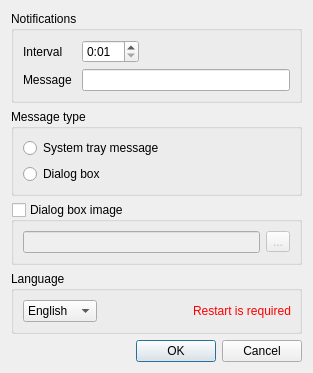
The window that restnotifier/settingsdialog.ui (swarmer/restnotifier) describes before a commit, drawn with Qt 5.
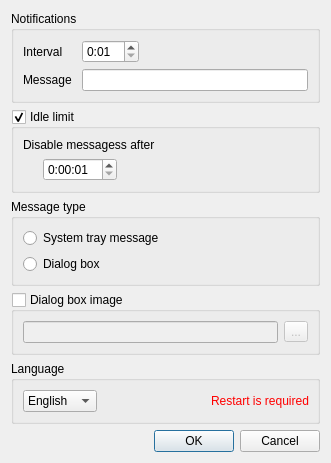
The same window after the commit. Icons and pictures are not drawn.

Commit message: Add idle time settings

```diff
--- a/restnotifier/settingsdialog.ui
+++ b/restnotifier/settingsdialog.ui
@@ -6,8 +6,8 @@
    <rect>
     <x>0</x>
     <y>0</y>
-    <width>313</width>
-    <height>337</height>
+    <width>331</width>
+    <height>419</height>
    </rect>
   </property>
   <property name="windowTitle">
@@ -17,11 +17,11 @@
    <iconset resource="icons.qrc">
     <normaloff>:/cloud.png</normaloff>:/cloud.png</iconset>
   </property>
-  <layout class="QGridLayout" name="gridLayout">
+  <layout class="QGridLayout" name="gridLayout_2">
    <item row="0" column="0">
     <widget class="QGroupBox" name="groupBox">
      <property name="sizePolicy">
-      <sizepolicy hsizetype="Preferred" vsizetype="Maximum">
+      <sizepolicy hsizetype="Preferred" vsizetype="Preferred">
        <horstretch>0</horstretch>
        <verstretch>0</verstretch>
       </sizepolicy>
@@ -99,7 +99,7 @@
      </layout>
     </widget>
    </item>
-   <item row="1" column="0">
+   <item row="2" column="0">
     <widget class="QGroupBox" name="groupBox_2">
      <property name="title">
       <string>Message type</string>
@@ -122,7 +122,7 @@
      </layout>
     </widget>
    </item>
-   <item row="2" column="0">
+   <item row="3" column="0">
     <widget class="QGroupBox" name="imageGroupBox">
      <property name="title">
       <string>Dialog box image</string>
@@ -151,7 +151,7 @@
      </layout>
     </widget>
    </item>
-   <item row="3" column="0">
+   <item row="4" column="0">
     <widget class="QGroupBox" name="groupBox_3">
      <property name="title">
       <string>Language</string>
@@ -201,7 +201,7 @@
      </layout>
     </widget>
    </item>
-   <item row="4" column="0">
+   <item row="5" column="0">
     <spacer name="verticalSpacer">
      <property name="orientation">
       <enum>Qt::Vertical</enum>
@@ -214,7 +214,7 @@
      </property>
     </spacer>
    </item>
-   <item row="5" column="0">
+   <item row="6" column="0">
     <widget class="QDialogButtonBox" name="dialogButtonBox">
      <property name="orientation">
       <enum>Qt::Horizontal</enum>
@@ -227,6 +227,88 @@
      </property>
     </widget>
    </item>
+   <item row="1" column="0">
+    <widget class="QGroupBox" name="idleGroupBox">
+     <property name="title">
+      <string>Idle limit</string>
+     </property>
+     <property name="checkable">
+      <bool>true</bool>
+     </property>
+     <layout class="QGridLayout" name="gridLayout">
+      <item row="0" column="0">
+       <widget class="QLabel" name="label_3">
+        <property name="text">
+         <string>Disable messagess after</string>
+        </property>
+       </widget>
+      </item>
+      <item row="1" column="0">
+       <layout class="QHBoxLayout" name="horizontalLayout_3">
+        <item>
+         <spacer name="horizontalSpacer_3">
+          <property name="orientation">
+           <enum>Qt::Horizontal</enum>
+          </property>
+          <property name="sizeType">
+           <enum>QSizePolicy::Minimum</enum>
+          </property>
+          <property name="sizeHint" stdset="0">
+           <size>
+            <width>20</width>
+            <height>20</height>
+           </size>
+          </property>
+         </spacer>
+        </item>
+        <item>
+         <widget class="QTimeEdit" name="idleTimeEdit">
+          <property name="accelerated">
+           <bool>true</bool>
+          </property>
+          <property name="maximumTime">
+           <time>
+            <hour>23</hour>
+            <minute>59</minute>
+            <second>59</second>
+           </time>
+          </property>
+          <property name="minimumTime">
+           <time>
+            <hour>0</hour>
+            <minute>0</minute>
+            <second>1</second>
+           </time>
+          </property>
+          <property name="currentSection">
+           <enum>QDateTimeEdit::MinuteSection</enum>
+          </property>
+          <property name="displayFormat">
+           <string>h:mm:ss</string>
+          </property>
+          <property name="currentSectionIndex">
+           <number>1</number>
+          </property>
+         </widget>
+        </item>
+        <item>
+         <spacer name="horizontalSpacer_2">
+          <property name="orientation">
+           <enum>Qt::Horizontal</enum>
+          </property>
+          <property name="sizeHint" stdset="0">
+           <size>
+            <width>158</width>
+            <height>20</height>
+           </size>
+          </property>
+         </spacer>
+        </item>
+       </layout>
+      </item>
+     </layout>
+    </widget>
+   </item>
   </layout>
  </widget>
  <tabstops>
```
Left out of the diff: 7 changed lines with no effect on the pictures. The commit also changes 2 other files.
